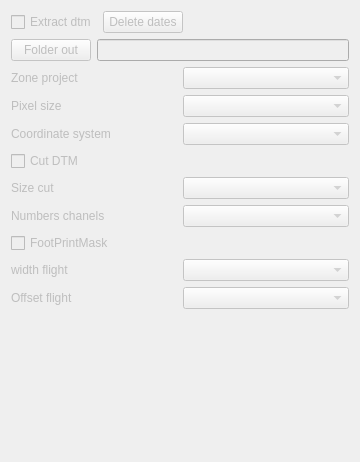
First picture: the form in createmet.ui, repository tonilogar/ToolsPcot, before the edit.
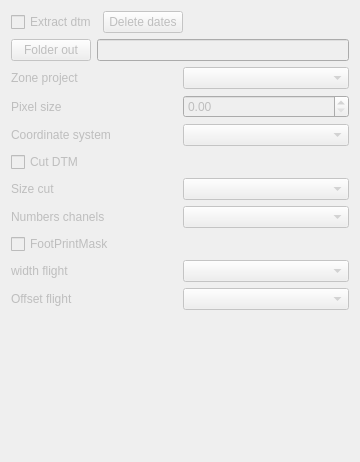
Second picture: the form after the edit.

```diff
--- a/createmet.ui
+++ b/createmet.ui
@@ -13,8 +13,8 @@
   <property name="windowTitle">
    <string>Form</string>
   </property>
-  <layout class="QVBoxLayout" name="verticalLayout">
-   <item>
+  <layout class="QGridLayout" name="gridLayout">
+   <item row="0" column="0">
     <layout class="QHBoxLayout" name="horizontalLayout_2">
      <item>
       <widget class="QCheckBox" name="checkBoxExtraerMet">
@@ -51,7 +51,7 @@
      </item>
     </layout>
    </item>
-   <item>
+   <item row="1" column="0">
     <layout class="QHBoxLayout" name="horizontalLayout">
      <item>
       <widget class="QPushButton" name="pushButtonFolderOutMet">
@@ -84,7 +84,7 @@
      </item>
     </layout>
    </item>
-   <item>
+   <item row="2" column="0">
     <layout class="QHBoxLayout" name="horizontalLayout_8">
      <item>
       <widget class="QLabel" name="labelAmbitoProyectoMet">
@@ -105,7 +105,7 @@
      </item>
     </layout>
    </item>
-   <item>
+   <item row="3" column="0">
     <layout class="QHBoxLayout" name="horizontalLayout_9">
      <item>
       <widget class="QLabel" name="labelTamanoPixelMet">
@@ -118,7 +118,7 @@
       </widget>
      </item>
      <item>
-      <widget class="QComboBox" name="comboBoxTamanoPixelMet">
+      <widget class="QDoubleSpinBox" name="comboBoxTamanoPixelMet">
        <property name="enabled">
         <bool>false</bool>
        </property>
@@ -126,7 +126,7 @@
      </item>
     </layout>
    </item>
-   <item>
+   <item row="4" column="0">
     <layout class="QHBoxLayout" name="horizontalLayout_10">
      <item>
       <widget class="QLabel" name="labelCoordinateSystemMet">
@@ -147,7 +147,7 @@
      </item>
     </layout>
    </item>
-   <item>
+   <item row="5" column="0">
     <widget class="QCheckBox" name="checkBoxCortarMet">
      <property name="enabled">
       <bool>false</bool>
@@ -157,7 +157,7 @@
      </property>
     </widget>
    </item>
-   <item>
+   <item row="6" column="0">
     <layout class="QHBoxLayout" name="horizontalLayout_14">
      <item>
       <widget class="QLabel" name="labelCortarMet">
@@ -178,7 +178,7 @@
      </item>
     </layout>
    </item>
-   <item>
+   <item row="7" column="0">
     <layout class="QHBoxLayout" name="horizontalLayout_15">
      <item>
       <widget class="QLabel" name="labelNumeroCanalesspasadaMet">
@@ -199,7 +199,7 @@
      </item>
     </layout>
    </item>
-   <item>
+   <item row="8" column="0">
     <widget class="QCheckBox" name="checkBoxFootPrintMaskMet">
      <property name="enabled">
       <bool>false</bool>
@@ -209,7 +209,7 @@
      </property>
     </widget>
    </item>
-   <item>
+   <item row="9" column="0">
     <layout class="QHBoxLayout" name="horizontalLayout_12">
      <item>
       <widget class="QLabel" name="labelAnchoPasadaMet">
@@ -230,7 +230,7 @@
      </item>
     </layout>
    </item>
-   <item>
+   <item row="10" column="0">
     <layout class="QHBoxLayout" name="horizontalLayout_13">
      <item>
       <widget class="QLabel" name="labelOffsetPasadaMet">
@@ -251,7 +251,7 @@
      </item>
     </layout>
    </item>
-   <item>
+   <item row="11" column="0">
     <spacer name="verticalSpacer">
      <property name="orientation">
       <enum>Qt::Vertical</enum>
```
